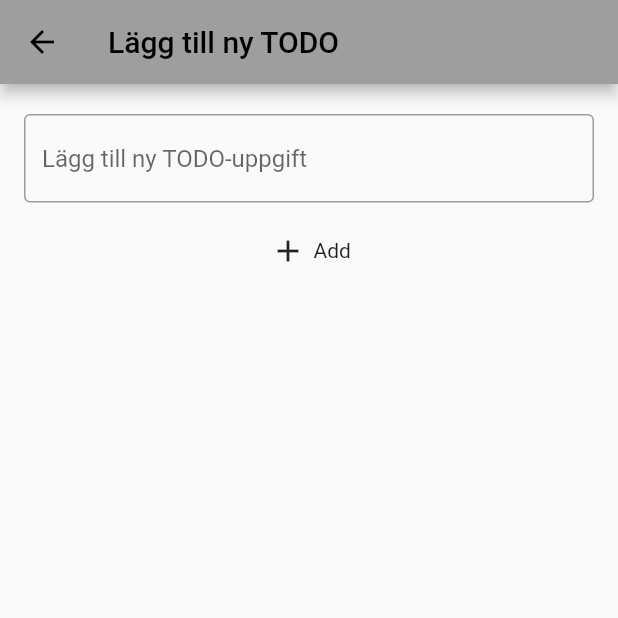
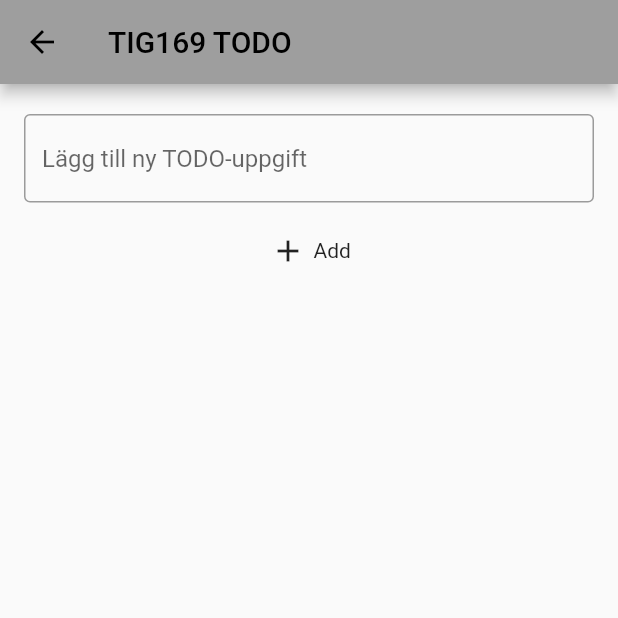
Before and after one commit to gu-tig169-ht21/gusberlow, a Flutter app: the SecondView screen opened directly, on a phone screen of 412 x 824 dp, the top half of it. Run offline on Flutter 3.47's test engine with Material 2 defaults, Android fonts, the phone set to English and light mode, and no system bars.

Commit message:
changed title secondview

```diff
--- a/lib/main.dart
+++ b/lib/main.dart
@@ -67,7 +67,7 @@ class MainView extends StatelessWidget {
 class SecondView extends StatelessWidget {
   Widget build(BuildContext context) {
     return Scaffold(
-      appBar: AppBar(title: Text('Lägg till ny TODO')),
+      appBar: AppBar(title: Text('TIG169 TODO')),
       body: Center(
         child: Column(
           mainAxisAlignment: MainAxisAlignment.start,
```
